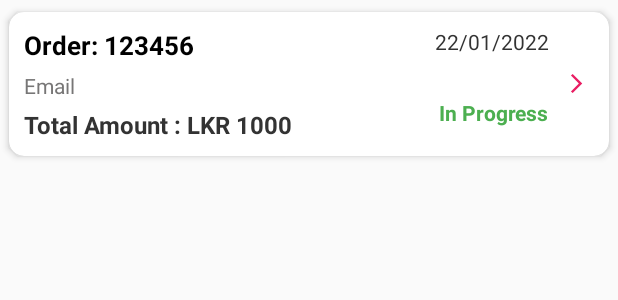
After one commit to Samindu-Denuwan/FoodyApp, an Android app: the layout row_seller_order_details.xml on its own in the app's theme, with its tools: preview values and no code run, on a phone screen of 412 x 824 dp. The commit adds this screen. Shown: the top 300 px of the screen. Run offline under Robolectric (Android 15) with nearby library versions, the phone set to English and light mode, and no system bars; Roboto replaces fonts that are not available here.

Commit message:
Seller Show Orders 1.1

```diff
--- /dev/null
+++ b/app/src/main/res/layout/row_seller_order_details.xml
@@ -0,0 +1,78 @@
+<?xml version="1.0" encoding="utf-8"?>
+<androidx.cardview.widget.CardView xmlns:android="http://schemas.android.com/apk/res/android"
+    android:layout_width="match_parent"
+    android:layout_height="wrap_content"
+    xmlns:app="http://schemas.android.com/apk/res-auto"
+    app:cardElevation="3dp"
+    app:cardCornerRadius="10dp"
+    app:cardUseCompatPadding="true"
+    app:contentPadding="10dp">
+
+    <RelativeLayout
+        android:layout_width="match_parent"
+        android:layout_height="wrap_content">
+
+        <TextView
+            android:id="@+id/orderTv"
+            android:layout_width="wrap_content"
+            android:layout_height="wrap_content"
+            android:text="Order: 123456"
+            android:textColor="@color/black"
+            android:textStyle="bold"
+            android:textSize="17sp"/>
+
+        <TextView
+            android:id="@+id/dateTv"
+            android:layout_width="wrap_content"
+            android:layout_height="wrap_content"
+            android:layout_alignParentEnd="true"
+            android:layout_marginEnd="30dp"
+            android:text="22/01/2022"
+            android:textColor="#333333" />
+
+        <TextView
+            android:id="@+id/EmailTv"
+            android:layout_width="wrap_content"
+            android:layout_height="wrap_content"
+            android:layout_below="@+id/orderTv"
+            android:layout_marginTop="5dp"
+            android:text="Email"
+            android:textColor="@color/gray" />
+
+        <TextView
+            android:id="@+id/amountTv"
+            android:layout_width="wrap_content"
+            android:layout_height="wrap_content"
+            android:layout_below="@+id/EmailTv"
+            android:layout_marginTop="5dp"
+            android:text="Total Amount : LKR 1000"
+            android:textSize="16sp"
+            android:textStyle="bold"
+            android:textColor="#333333" />
+
+        <TextView
+            android:id="@+id/statusTv"
+            android:layout_width="wrap_content"
+            android:layout_height="wrap_content"
+            android:layout_below="@+id/nextView"
+            android:layout_alignParentEnd="true"
+            android:layout_marginTop="32dp"
+            android:layout_marginEnd="30dp"
+            android:text="In Progress"
+            android:textColor="#4CAF50"
+            android:textStyle="bold" />
+
+        <ImageView
+            android:id="@+id/nextView"
+            android:layout_width="15dp"
+            android:layout_height="15dp"
+            android:layout_alignParentEnd="true"
+            android:layout_centerVertical="true"
+            android:layout_marginEnd="4dp"
+            android:background="@drawable/ic_order_placed"
+            android:backgroundTint="@color/RoseRed" />
+
+
+    </RelativeLayout>
+
+</androidx.cardview.widget.CardView>
```
Also changed, not shown: app/src/main/java/com/jiat/foodyapp/seller/adapter/AdapterOrderSeller.java (added, +133 -0 lines), app/src/main/java/com/jiat/foodyapp/seller/filterOrder/FilterOrderSeller.java (added, +57 -0 lines), app/src/main/java/com/jiat/foodyapp/seller/model/ModelOrderSeller.java (added, +92 -0 lines), app/src/main/java/com/jiat/foodyapp/seller/orders/SellerOrdersFragment.java (+71 -0 lines).
